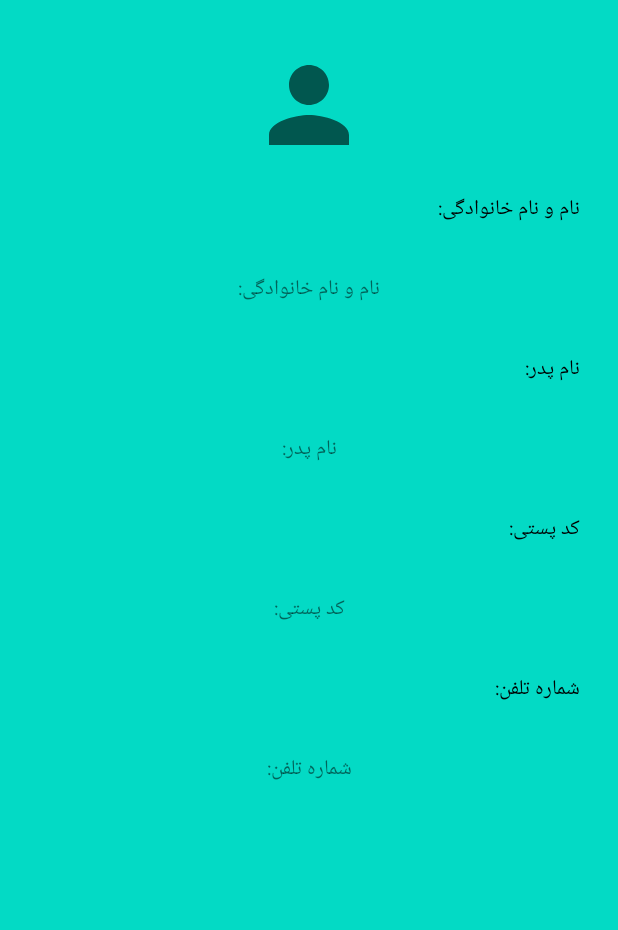
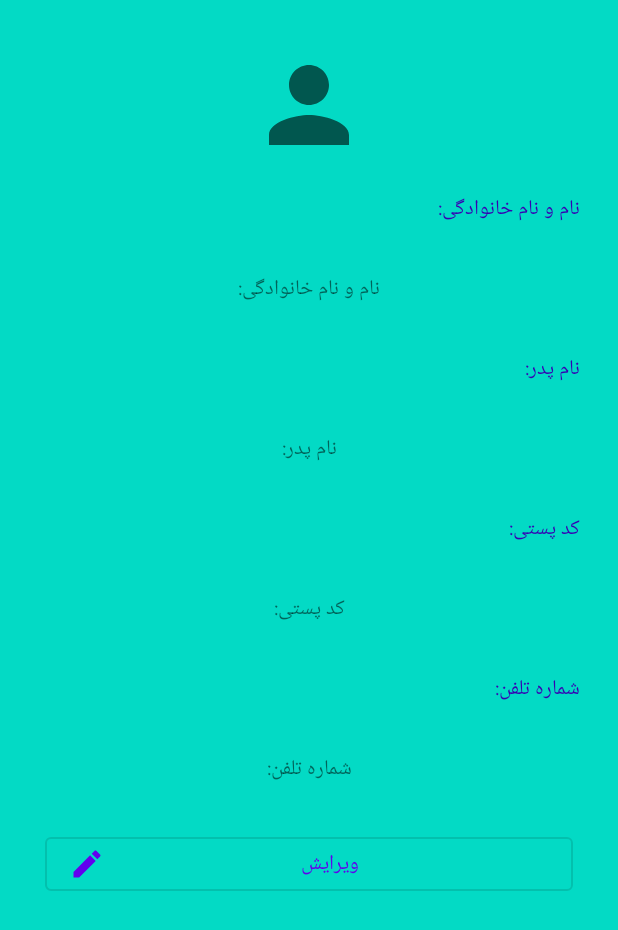
Before and after one commit to najmeRajabi/AccountManager, an Android app: the ShowProfileFragment screen opened through its navigation route, on a phone screen of 412 x 824 dp. Shown: the top 930 px of the screen. Run offline under Robolectric (Android 15) with nearby library versions, the phone set to English and light mode, and no system bars; 2 statements that could not run were skipped.

Commit message:
add button edit in fragment_show_profile.xml

```diff
--- /dev/null
+++ b/app/src/main/res/drawable/edit.xml
@@ -0,0 +1,10 @@
+<vector xmlns:android="http://schemas.android.com/apk/res/android"
+    android:width="24dp"
+    android:height="24dp"
+    android:viewportWidth="24"
+    android:viewportHeight="24"
+    android:tint="?attr/colorControlNormal">
+  <path
+      android:fillColor="@android:color/white"
+      android:pathData="M3,17.25V21h3.75L17.81,9.94l-3.75,-3.75L3,17.25zM20.71,7.04c0.39,-0.39 0.39,-1.02 0,-1.41l-2.34,-2.34c-0.39,-0.39 -1.02,-0.39 -1.41,0l-1.83,1.83 3.75,3.75 1.83,-1.83z"/>
+</vector>
--- a/app/src/main/res/layout/fragment_show_profile.xml
+++ b/app/src/main/res/layout/fragment_show_profile.xml
@@ -3,6 +3,7 @@
     xmlns:tools="http://schemas.android.com/tools"
     android:layout_width="match_parent"
     android:layout_height="match_parent"
+    xmlns:app="http://schemas.android.com/apk/res-auto"
     android:orientation="vertical"
     android:background="?attr/colorSecondary"
     tools:context=".profile.ShowProfileFragment">
@@ -49,6 +50,19 @@
             android:id="@+id/txv_phone"
             android:text="@string/phoneNumber"
             style="@style/textFiledStyle.editText.show" />
+
+        <Button
+            android:id="@+id/edit_profile_btn"
+            android:layout_width="match_parent"
+            android:layout_height="wrap_content"
+            android:layout_marginStart="30dp"
+            android:layout_marginEnd="30dp"
+            android:layout_marginTop="15dp"
+            android:layout_marginBottom="20dp"
+            android:text="@string/edit"
+            app:icon="@drawable/edit"
+            style="?attr/materialButtonOutlinedStyle"
+            />
     </LinearLayout>
 
 
--- a/app/src/main/res/values/strings.xml
+++ b/app/src/main/res/values/strings.xml
@@ -10,4 +10,5 @@
     <string name="slider_desc">تعداد حساب هایی که مایل به ذخیره آن هستید:</string>
     <string name="messageError">\" فیلد اجباری \"</string>
     <string name="incorrectMessageError">لطفا شماره را صحیح وارد کنید</string>
+    <string name="edit">ویرایش</string>
 </resources>
--- a/app/src/main/res/values/styles.xml
+++ b/app/src/main/res/values/styles.xml
@@ -17,7 +17,7 @@
         <item name="android:gravity">center_vertical</item>
         <item name="android:layout_marginTop">5dp</item>
         <item name="android:paddingEnd">10dp</item>
-        <item name="android:textColor">@color/black</item>
+        <item name="android:textColor">?attr/colorPrimaryDark</item>
     </style>
     <style name="textFiledStyle.editText.show">
         <item name="android:gravity">center</item>
```
